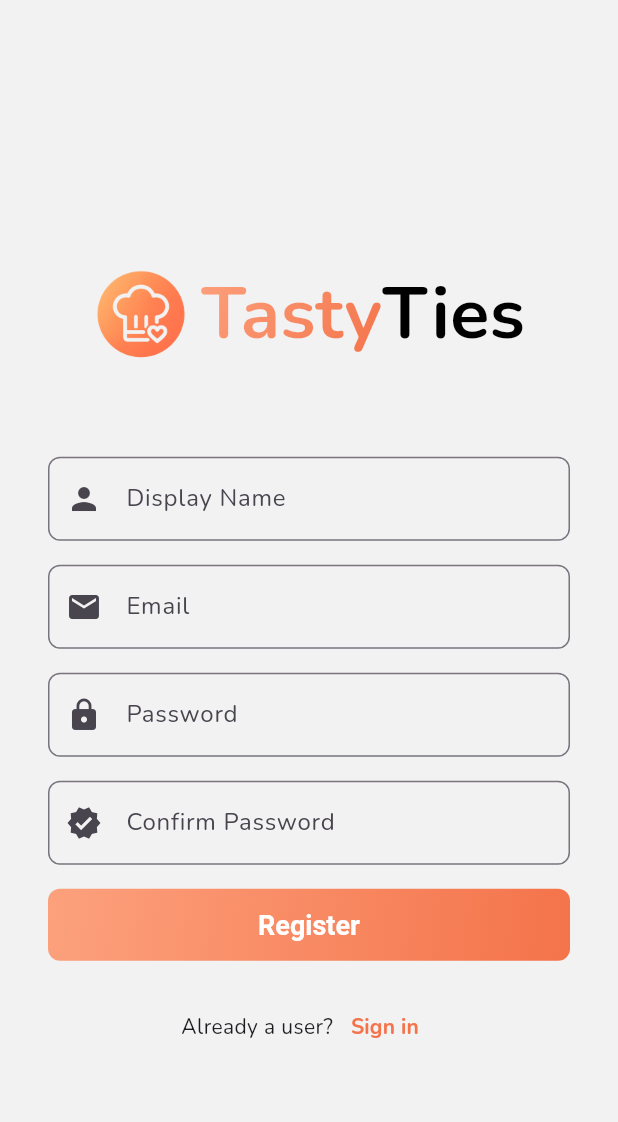
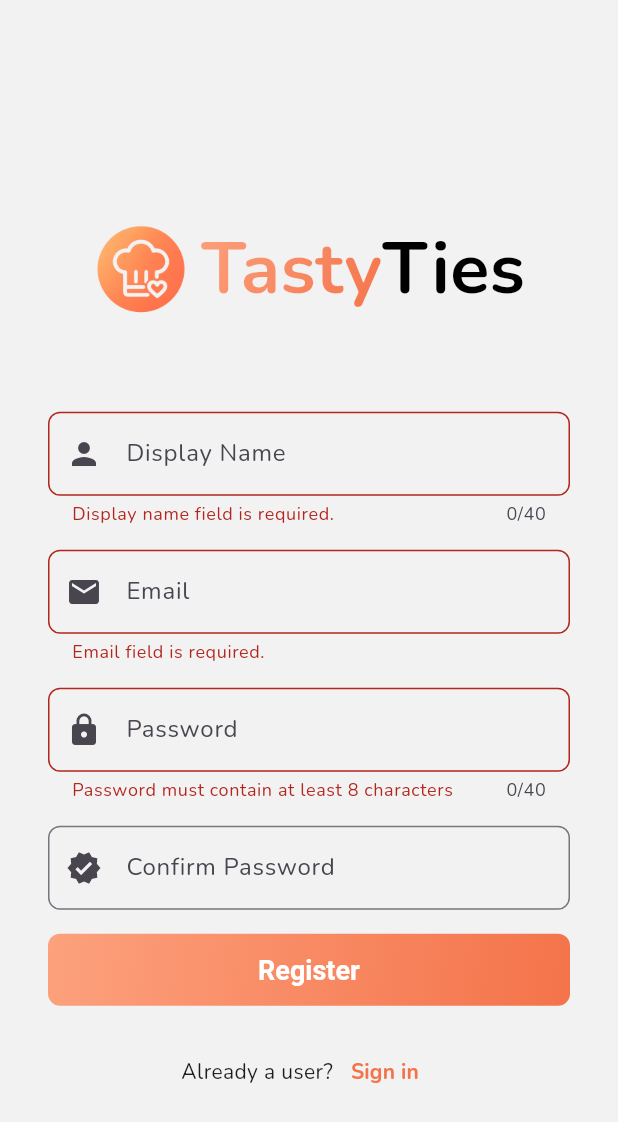
Before and after one commit to ofiravisar97/TastyTies, a Flutter app: the RegisterPage screen opened by its route, after a tap on "Register", on a phone screen of 412 x 824 dp. Shown: the top 1122 px of the screen. Run offline on Flutter 3.47's test engine with Material 3 defaults, Android fonts, the phone set to English and light mode, and no system bars; our stand-ins replace go_router, sign_in_button.

Commit message:
added client side validation to register

```diff
--- a/frontend/lib/features/auth/presentation/pages/register_page.dart
+++ b/frontend/lib/features/auth/presentation/pages/register_page.dart
@@ -4,8 +4,46 @@ import 'package:frontend/widgets/logo.dart';
 import 'package:go_router/go_router.dart';
 import 'package:sign_in_button/sign_in_button.dart';
 
-class RegisterPage extends StatelessWidget {
+class RegisterPage extends StatefulWidget {
   const RegisterPage({super.key});
+
+  @override
+  State<RegisterPage> createState() => _RegisterPageState();
+}
+
+
+class _RegisterPageState extends State<RegisterPage> {
+  final GlobalKey<FormState> _formKey = GlobalKey<FormState>();
+
+  final TextEditingController _displayNameController = TextEditingController();
+  final TextEditingController _emailController = TextEditingController();
+  final TextEditingController _passwordController = TextEditingController();
+  final TextEditingController _confirmPasswordController = TextEditingController();
+
+  @override
+  void dispose() {
+    _confirmPasswordController.dispose();
+    _passwordController.dispose();
+    _emailController.dispose();
+    _displayNameController.dispose();
+    super.dispose();
+  }
+
+  void _submitForm(){
+    if(_formKey.currentState!.validate()){
+      // Proceed with your login logic
+      final String email = _emailController.text;
+      final String password = _passwordController.text;
+
+      print('Form is valid! Email: $email, Password: $password');
+      // Example: Call an authentication service
+      // AuthService().login(email, password);
+
+      ScaffoldMessenger.of(context).showSnackBar(
+        const SnackBar(content: Text('Processing Data...')),
+      );
+    }
+  }
 
   @override
   Widget build(BuildContext context) {
@@ -18,6 +56,8 @@ class RegisterPage extends StatelessWidget {
         child: Center(
           child: SingleChildScrollView(
             padding: const EdgeInsets.symmetric(horizontal: 32),
+            child: Form(
+              key: _formKey,
               child: Column(
                 crossAxisAlignment: CrossAxisAlignment.center,
                 children: [
@@ -29,8 +69,10 @@ class RegisterPage extends StatelessWidget {
 
                   const SizedBox(height: 60),
 
-                // Email TextField
-                TextField(
+                  // Display Name TextField
+                  TextFormField(
+                    maxLength: 40,
+                    controller: _displayNameController,
                     decoration: InputDecoration(
                       hintText: 'Display Name',
 
@@ -44,6 +86,11 @@ class RegisterPage extends StatelessWidget {
                       prefixIcon: Icon(Icons.person),
                     ),
                     keyboardType: TextInputType.text,
+                    validator: (value) {
+                      if(value == null || value.isEmpty){
+                        return "Display name field is required.";
+                      }
+                    },
                     cursorColor: AppColors.primary,
                   ),
 
@@ -51,7 +98,8 @@ class RegisterPage extends StatelessWidget {
 
 
                   // Email TextField
-                TextField(
+                  TextFormField(
+                    controller: _emailController,
                     decoration: InputDecoration(
                       hintText: 'Email',
 
@@ -66,12 +114,21 @@ class RegisterPage extends StatelessWidget {
                     ),
                     keyboardType: TextInputType.emailAddress,
                     cursorColor: AppColors.primary,
+                    validator: (value) {
+                      if(value == null || value.isEmpty){
+                        return "Email field is required.";
+                      }
+                      if (!RegExp(r'^[^@]+@[^@]+\.[^@]+').hasMatch(value!)) {
+                        return 'Invalid email.';
+                      }
+                    },
                   ),
 
                   const SizedBox(height: 16),
 
                   // Password TextField
-                TextField(
+                  TextFormField(
+                    controller: _passwordController,
                     decoration: InputDecoration(
                       hintText: 'Password',
                       border: OutlineInputBorder(
@@ -85,12 +142,19 @@ class RegisterPage extends StatelessWidget {
                     ),
                     obscureText: true,
                     cursorColor: AppColors.primary,
+                    maxLength: 40,
+                    validator: (value){
+                      if(value != null && value.length < 8){
+                        return "Password must contain at least 8 characters";
+                      }
+                    },
                   ),
 
                   const SizedBox(height: 16),
 
                   // Confirm TextField
-                TextField(
+                  TextFormField(
+                    controller: _confirmPasswordController,
                     decoration: InputDecoration(
                       hintText: 'Confirm Password',
                       border: OutlineInputBorder(
@@ -104,6 +168,11 @@ class RegisterPage extends StatelessWidget {
                     ),
                     obscureText: true,
                     cursorColor: AppColors.primary,
+                    validator: (value) {
+                      if(value != _passwordController.text){
+                        return "Passwords doesn't match";
+                      }
+                    }
                   ),
 
 
@@ -119,7 +188,7 @@ class RegisterPage extends StatelessWidget {
                         borderRadius: BorderRadius.circular(8),
                       ),
                       child: ElevatedButton(
-                      onPressed: () {},
+                        onPressed: _submitForm,
                         style: ElevatedButton.styleFrom(
                           backgroundColor: Colors.transparent,
                           shadowColor: Colors.transparent,
@@ -156,6 +225,7 @@ class RegisterPage extends StatelessWidget {
                   ),
                 ],
               ),
+            )
           ),
         ),
       ),
```
Lines whose indentation alone changed are shown as unchanged.
